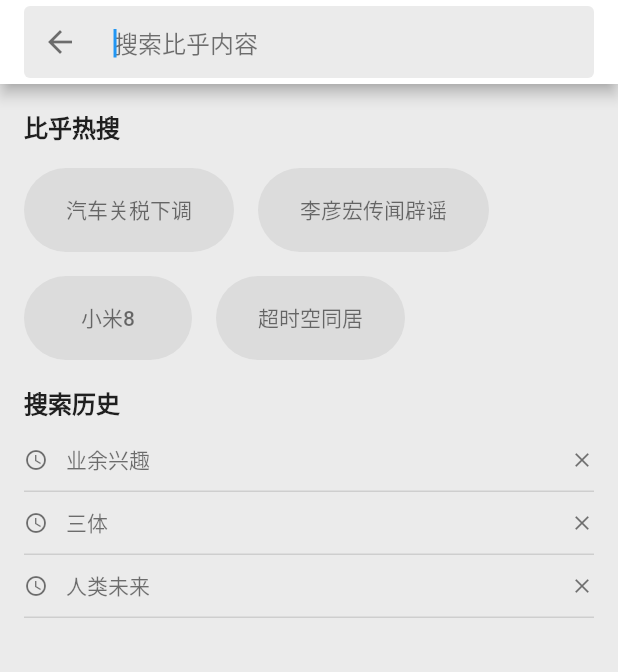
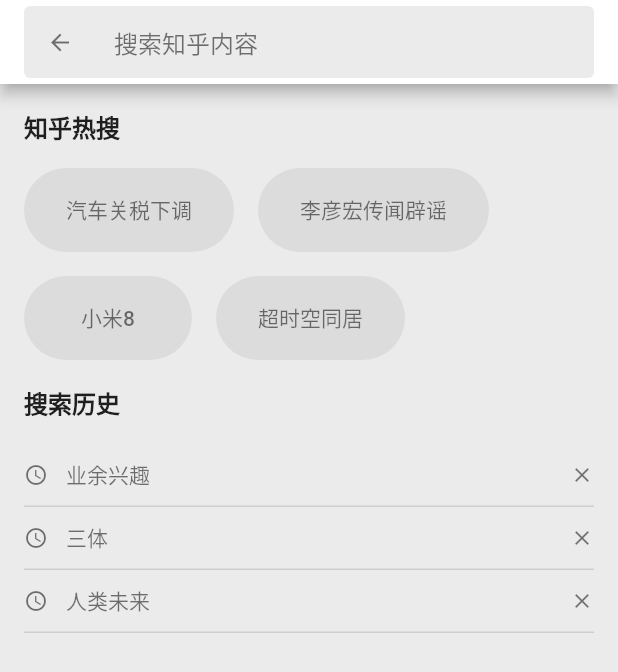
Before and after one commit to lsqboy/flutter_zhihu_ui, a Flutter app: the screen it shows after launch, scrolled down 510 dp, after a tap on "坚果R1摄像头损坏", on a phone screen of 412 x 824 dp. Shown: the top 672 px of the screen. Run offline on Flutter 3.47's test engine with Material 2 defaults, Android fonts, the phone set to English and light mode, and no system bars; network calls fail.

Commit message:
新增搜索页面

```diff
--- a/lib/home/search/search_page.dart
+++ b/lib/home/search/search_page.dart
@@ -1,45 +1,14 @@
 import 'package:flutter/material.dart';
 import 'package:flutter_zhifu_ui/global_config.dart';
 
-class SearchPage extends StatefulWidget{
+class SearchPage extends StatefulWidget {
   @override
-  SearchPageState createState() => new SearchPageState();
+  State<StatefulWidget> createState() {
+    return new _SearchPage();
+  }
 }
 
-class SearchPageState extends State<SearchPage> {
-
-  Widget searchInput() {
-    return new Container(
-      child: new Row(
-        children: <Widget>[
-          new Container(
-            child: new FlatButton.icon(
-              onPressed: (){
-                Navigator.of(context).pop();
-              },
-              icon: new Icon(Icons.arrow_back, color: GlobalConfig.fontColor),
-              label: new Text(""),
-            ),
-            width: 60.0,
-          ),
-          new Expanded(
-            child: new TextField(
-              autofocus: true,
-              decoration: new InputDecoration.collapsed(
-                  hintText: "搜索比乎内容",
-                  hintStyle: new TextStyle(color: GlobalConfig.fontColor)
-              ),
-            ),
-          )
-        ],
-      ),
-      decoration: new BoxDecoration(
-          borderRadius: const BorderRadius.all(const Radius.circular(4.0)),
-          color: GlobalConfig.searchBackgroundColor
-      ),
-    );
-  }
-
+class _SearchPage extends State<SearchPage> {
   @override
   Widget build(BuildContext context) {
     return new MaterialApp(
@@ -52,128 +21,219 @@ class SearchPageState extends State<SearchPage> {
           child: new Column(
             children: <Widget>[
               new Container(
-                    child: new Text("比乎热搜", style: new TextStyle(fontWeight: FontWeight.bold, fontSize: 16.0)),
-                    margin: const EdgeInsets.only(top: 16.0, left: 16.0, bottom: 16.0),
+                child: new Text(
+                  "知乎热搜",
+                  style: new TextStyle(
+                      fontWeight: FontWeight.bold, fontSize: 16.0),
+                ),
+                padding: const EdgeInsets.all(16.0),
                 alignment: Alignment.topLeft,
               ),
               new Row(
                 children: <Widget>[
                   new Container(
                     child: new Chip(
-                          label: new FlatButton(onPressed: (){}, child: new Text("汽车关税下调",style: new TextStyle(color: GlobalConfig.fontColor),)),
-                          backgroundColor: GlobalConfig.dark == true ? Colors.white10 : Colors.black12,
+                      label: new FlatButton(
+                          onPressed: () {},
+                          child: new Text(
+                            "汽车关税下调",
+                            style: new TextStyle(color: GlobalConfig.fontColor),
+                          )),
+                      backgroundColor: GlobalConfig.dark == true
+                          ? Colors.white10
+                          : Colors.black12,
                     ),
                     margin: const EdgeInsets.only(left: 16.0, bottom: 16.0),
                     alignment: Alignment.topLeft,
                   ),
                   new Container(
                     child: new Chip(
-                          label: new FlatButton(onPressed: (){}, child: new Text("李彦宏传闻辟谣",style: new TextStyle(color: GlobalConfig.fontColor))),
-                          backgroundColor: GlobalConfig.dark == true ? Colors.white10 : Colors.black12,
+                      label: new FlatButton(
+                        onPressed: () {},
+                        child: new Text(
+                          "李彦宏传闻辟谣",
+                          style: new TextStyle(color: GlobalConfig.fontColor),
+                        ),
+                      ),
+                      backgroundColor: GlobalConfig.dark == true
+                          ? Colors.white10
+                          : Colors.black12,
                     ),
                     margin: const EdgeInsets.only(left: 16.0, bottom: 16.0),
                     alignment: Alignment.topLeft,
-                      ),
+                  )
                 ],
               ),
               new Row(
                 children: <Widget>[
                   new Container(
                     child: new Chip(
-                          label: new FlatButton(onPressed: (){}, child: new Text("小米8",style: new TextStyle(color: GlobalConfig.fontColor))),
-                          backgroundColor: GlobalConfig.dark == true ? Colors.white10 : Colors.black12,
+                      label: new FlatButton(
+                          onPressed: () {},
+                          child: new Text(
+                            "小米8",
+                            style: new TextStyle(color: GlobalConfig.fontColor),
+                          )),
+                      backgroundColor: Colors.black12,
                     ),
                     margin: const EdgeInsets.only(left: 16.0, bottom: 16.0),
-                        alignment: Alignment.topLeft,
                   ),
                   new Container(
                     child: new Chip(
-                          label: new FlatButton(onPressed: (){}, child: new Text("超时空同居",style: new TextStyle(color: GlobalConfig.fontColor))),
-                          backgroundColor: GlobalConfig.dark == true ? Colors.white10 : Colors.black12,
+                      label: new FlatButton(
+                          onPressed: () {},
+                          child: new Text(
+                            "超时空同居",
+                            style: new TextStyle(color: GlobalConfig.fontColor),
+                          )),
+                      backgroundColor: Colors.black12,
                     ),
                     margin: const EdgeInsets.only(left: 16.0, bottom: 16.0),
-                        alignment: Alignment.topLeft,
                   ),
                 ],
               ),
               new Container(
-                    child: new Text("搜索历史", style: new TextStyle(fontWeight: FontWeight.bold, fontSize: 16.0)),
+                child: new Text(
+                  "搜索历史",
+                  style: new TextStyle(
+                      fontWeight: FontWeight.bold, fontSize: 16.0),
+                ),
+                alignment: Alignment.topLeft,
                 margin: const EdgeInsets.only(left: 16.0, bottom: 16.0),
-                    alignment: Alignment.topLeft,
               ),
               new Container(
                 child: new Row(
                   children: <Widget>[
                     new Container(
-                          child: new Icon(Icons.access_time, color: GlobalConfig.fontColor, size: 16.0),
+                      child: new Icon(Icons.access_time,
+                          color: GlobalConfig.fontColor, size: 16.0),
                       margin: const EdgeInsets.only(right: 12.0),
                     ),
                     new Expanded(
                       child: new Container(
-                            child: new Text("业余兴趣", style: new TextStyle( color: GlobalConfig.fontColor, fontSize: 14.0),),
+                        child: new Text(
+                          "业余兴趣",
+                          style: new TextStyle(
+                              color: GlobalConfig.fontColor, fontSize: 14.0),
+                        ),
                       ),
                     ),
                     new Container(
-                          child: new Icon(Icons.clear, color: GlobalConfig.fontColor, size: 16.0),
+                      child: new Icon(Icons.clear,
+                          color: GlobalConfig.fontColor, size: 16.0),
+                    )
+                  ],
+                ),
+                margin: const EdgeInsets.only(top: 10.0,
+                    left: 16.0, right: 16.0, bottom: 10.0),
+                padding: const EdgeInsets.only(bottom: 10.0),
+                decoration: new BoxDecoration(
+                    border: new BorderDirectional(
+                        bottom: new BorderSide(
+                            color: GlobalConfig.dark == true
+                                ? Colors.white12
+                                : Colors.black12))),
+              ),
+              new Container(
+                child: new Row(
+                  children: <Widget>[
+                    new Container(
+                      child: new Icon(Icons.access_time,
+                          color: GlobalConfig.fontColor, size: 16.0),
+                      margin: const EdgeInsets.only(right: 12.0),
+                    ),
+                    new Expanded(
+                      child: new Container(
+                        child: new Text(
+                          "三体",
+                          style: new TextStyle(
+                              color: GlobalConfig.fontColor, fontSize: 14.0),
+                        ),
+                      ),
+                    ),
+                    new Container(
+                      child: new Icon(Icons.clear,
+                          color: GlobalConfig.fontColor, size: 16.0),
                     )
                   ],
                 ),
                 margin: const EdgeInsets.only(left: 16.0, right: 16.0, bottom: 10.0),
                 padding: const EdgeInsets.only(bottom: 10.0),
                 decoration: new BoxDecoration(
-                        border: new BorderDirectional(bottom: new BorderSide(color: GlobalConfig.dark == true ?  Colors.white12 : Colors.black12))
-                    ),
+                    border: new BorderDirectional(
+                        bottom: new BorderSide(
+                            color: GlobalConfig.dark == true
+                                ? Colors.white12
+                                : Colors.black12))),
               ),
               new Container(
                 child: new Row(
                   children: <Widget>[
                     new Container(
-                          child: new Icon(Icons.access_time, color: GlobalConfig.fontColor, size: 16.0),
+                      child: new Icon(Icons.access_time,
+                          color: GlobalConfig.fontColor, size: 16.0),
                       margin: const EdgeInsets.only(right: 12.0),
                     ),
                     new Expanded(
                       child: new Container(
-                            child: new Text("三体", style: new TextStyle( color: GlobalConfig.fontColor, fontSize: 14.0),),
+                        child: new Text(
+                          "人类未来",
+                          style: new TextStyle(
+                              color: GlobalConfig.fontColor, fontSize: 14.0),
+                        ),
                       ),
                     ),
                     new Container(
-                          child: new Icon(Icons.clear, color: GlobalConfig.fontColor, size: 16.0),
+                      child: new Icon(Icons.clear,
+                          color: GlobalConfig.fontColor, size: 16.0),
                     )
                   ],
                 ),
                 margin: const EdgeInsets.only(left: 16.0, right: 16.0, bottom: 10.0),
                 padding: const EdgeInsets.only(bottom: 10.0),
                 decoration: new BoxDecoration(
-                        border: new BorderDirectional(bottom: new BorderSide(color: GlobalConfig.dark == true ?  Colors.white12 : Colors.black12))
+                    border: new BorderDirectional(
+                        bottom: new BorderSide(
+                            color: GlobalConfig.dark == true
+                                ? Colors.white12
+                                : Colors.black12))),
+              ),
+            ],
           ),
         ),
-                  new Container(
+      ),
+    );
+  }
+
+  Widget searchInput() {
+    return new Container(
       child: new Row(
         children: <Widget>[
           new Container(
-                          child: new Icon(Icons.access_time, color: GlobalConfig.fontColor, size: 16.0),
-                          margin: const EdgeInsets.only(right: 12.0),
+            child: new FlatButton.icon(
+                onPressed: () {
+                  Navigator.of(context).pop();
+                },
+                icon: new Icon(
+                  Icons.arrow_back,
+                  color: GlobalConfig.fontColor,
+                  size: 18.0,
+                ),
+                label: new Text("")),
+            width: 60.0,
           ),
           new Expanded(
-                          child: new Container(
-                            child: new Text("人类未来", style: new TextStyle( color: GlobalConfig.fontColor, fontSize: 14.0),),
-                          ),
-                        ),
-                        new Container(
-                          child: new Icon(Icons.clear, color: GlobalConfig.fontColor, size: 16.0),
-                        )
+              child: new TextField(
+            autofocus: false,
+            decoration: new InputDecoration.collapsed(
+                hintText: "搜索知乎内容",
+                hintStyle: new TextStyle(color: GlobalConfig.fontColor)),
+          ))
         ],
       ),
-                    margin: const EdgeInsets.only(left: 16.0, right: 16.0, bottom: 10.0),
-                    padding: const EdgeInsets.only(bottom: 10.0),
       decoration: new BoxDecoration(
-                        border: new BorderDirectional(bottom: new BorderSide(color: GlobalConfig.dark == true ?  Colors.white12 : Colors.black12))
-                    ),
-                  ),
-                ],
-              ),
-            )
-        )
+          color: GlobalConfig.searchBackgroundColor,
+          borderRadius: const BorderRadius.all(const Radius.circular(4.0))),
     );
   }
 }
```
Lines whose indentation alone changed are shown as unchanged.
